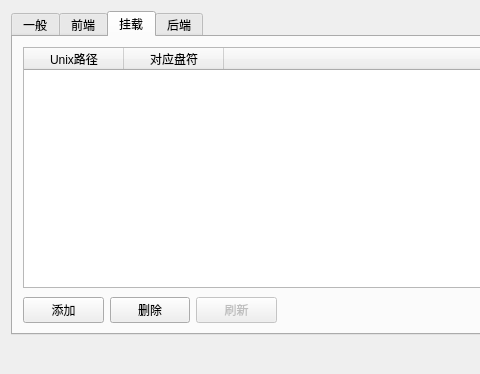
Before: the Qt Designer form src/frontend/ui/settings.ui in Xinkai/XwareDesktop, drawn with Qt 5; both pictures show x 0 to 480 and y 0 to 374 of the 930 by 374 pixel window.
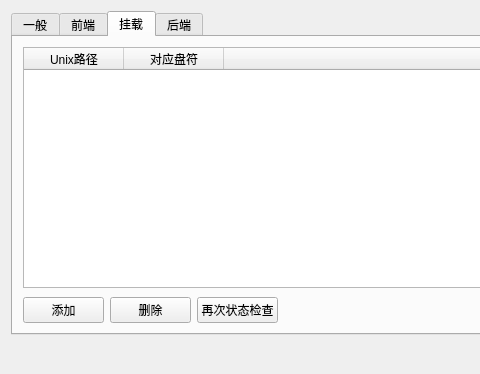
After: the same form once the commit is applied. The open tabs and pages were chosen to show the change. Icons and pictures are not drawn.

Commit message: integrate permissioncheck

Diff of the .ui file:
```diff
--- a/src/frontend/ui/settings.ui
+++ b/src/frontend/ui/settings.ui
@@ -359,7 +359,7 @@
         <rect>
          <x>10</x>
          <y>260</y>
-         <width>254</width>
+         <width>255</width>
          <height>27</height>
         </rect>
        </property>
@@ -386,11 +386,8 @@
         </item>
         <item>
          <widget class="QPushButton" name="btn_refreshMount">
-          <property name="enabled">
-           <bool>false</bool>
-          </property>
           <property name="text">
-           <string>刷新</string>
+           <string>再次状态检查</string>
           </property>
          </widget>
         </item>
```
The commit also changes 2 other files.
